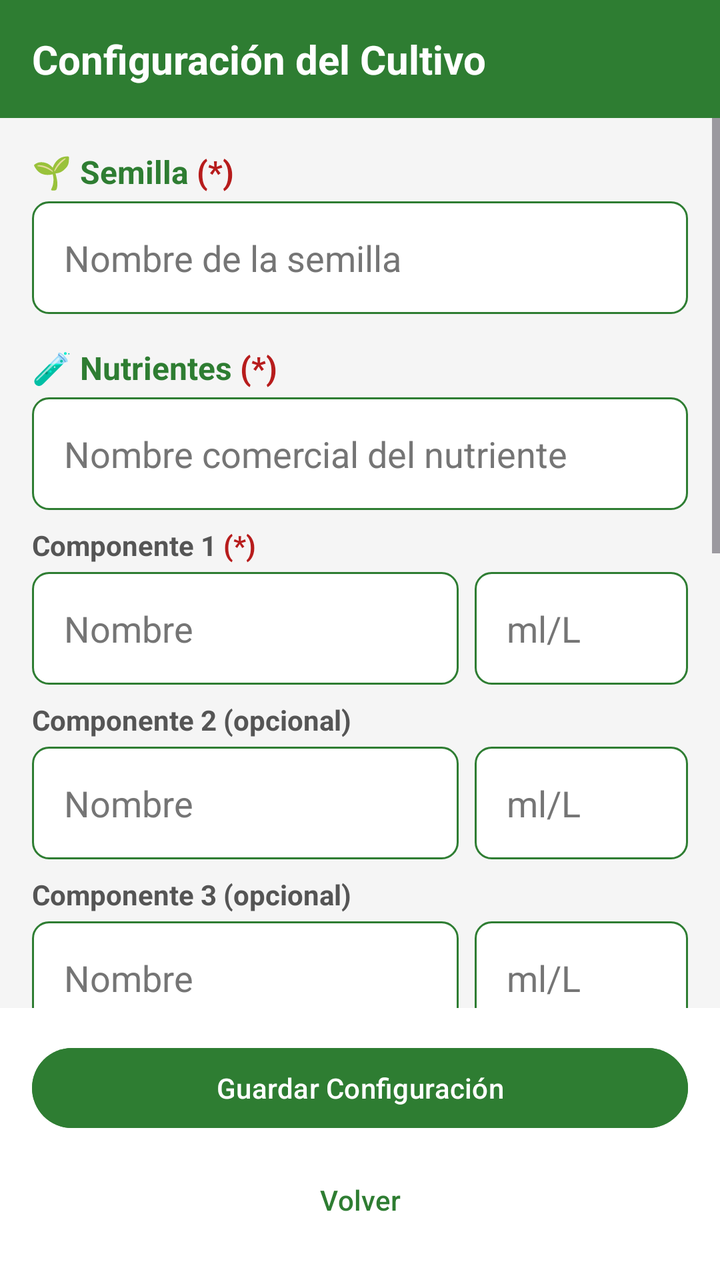
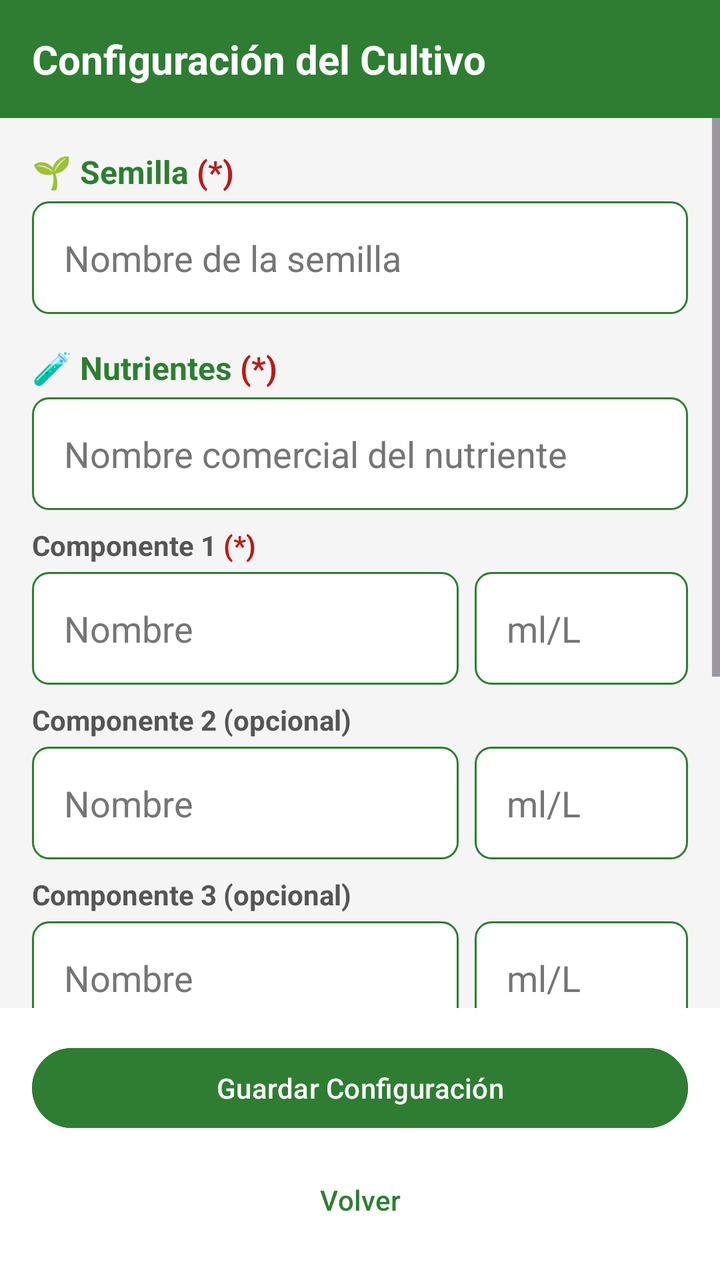

Two renders of the same Android screen: before a commit and after it. Below are the layout's source before the change and the commit's diff.
<!-- AndroidManifest.xml: application theme Theme.HueraDelValle -->
<!-- res/layout/activity_configuracion_cultivo.xml -->
<?xml version="1.0" encoding="utf-8"?>
<LinearLayout xmlns:android="http://schemas.android.com/apk/res/android"
    android:layout_width="match_parent"
    android:layout_height="match_parent"
    android:orientation="vertical"
    android:background="#F5F5F5">

    
    <LinearLayout
        android:layout_width="match_parent"
        android:layout_height="wrap_content"
        android:background="#2E7D32"
        android:padding="16dp">

        <TextView
            android:layout_width="match_parent"
            android:layout_height="wrap_content"
            android:text="Configuración del Cultivo"
            android:textColor="#FFFFFF"
            android:textSize="20sp"
            android:textStyle="bold"/>

    </LinearLayout>

    
    <ScrollView
        android:layout_width="match_parent"
        android:layout_height="0dp"
        android:layout_weight="1">

        <LinearLayout
            android:layout_width="match_parent"
            android:layout_height="wrap_content"
            android:orientation="vertical"
            android:padding="16dp">

            
            <LinearLayout
                android:layout_width="match_parent"
                android:layout_height="wrap_content"
                android:orientation="horizontal"
                android:layout_marginBottom="4dp">

                <TextView
                    android:layout_width="wrap_content"
                    android:layout_height="wrap_content"
                    android:text="🌱 Semilla "
                    android:textColor="#2E7D32"
                    android:textSize="16sp"
                    android:textStyle="bold"/>

                <TextView
                    android:layout_width="wrap_content"
                    android:layout_height="wrap_content"
                    android:text="(*)"
                    android:textColor="#B71C1C"
                    android:textSize="16sp"
                    android:textStyle="bold"/>

            </LinearLayout>

            <EditText
                android:id="@+id/etNombreSemilla"
                android:layout_width="match_parent"
                android:layout_height="wrap_content"
                android:hint="Nombre de la semilla"
                android:inputType="text"
                android:maxLength="100"
                android:background="@drawable/bg_input"
                android:padding="16dp"
                android:textColor="#212121"
                android:textColorHint="#757575"
                android:layout_marginBottom="16dp"/>

            
            <LinearLayout
                android:layout_width="match_parent"
                android:layout_height="wrap_content"
                android:orientation="horizontal"
                android:layout_marginBottom="4dp">

                <TextView
                    android:layout_width="wrap_content"
                    android:layout_height="wrap_content"
                    android:text="🧪 Nutrientes "
                    android:textColor="#2E7D32"
                    android:textSize="16sp"
                    android:textStyle="bold"/>

                <TextView
                    android:layout_width="wrap_content"
                    android:layout_height="wrap_content"
                    android:text="(*)"
                    android:textColor="#B71C1C"
                    android:textSize="16sp"
                    android:textStyle="bold"/>

            </LinearLayout>

            <EditText
                android:id="@+id/etNombreNutriente"
                android:layout_width="match_parent"
                android:layout_height="wrap_content"
                android:hint="Nombre comercial del nutriente"
                android:inputType="text"
                android:maxLength="100"
                android:background="@drawable/bg_input"
                android:padding="16dp"
                android:textColor="#212121"
                android:textColorHint="#757575"
                android:layout_marginBottom="8dp"/>

            
            <LinearLayout
                android:layout_width="match_parent"
                android:layout_height="wrap_content"
                android:orientation="horizontal"
                android:layout_marginBottom="4dp">

                <TextView
                    android:layout_width="wrap_content"
                    android:layout_height="wrap_content"
                    android:text="Componente 1 "
                    android:textColor="#555555"
                    android:textStyle="bold"/>

                <TextView
                    android:layout_width="wrap_content"
                    android:layout_height="wrap_content"
                    android:text="(*)"
                    android:textColor="#B71C1C"
                    android:textStyle="bold"/>

            </LinearLayout>

            <LinearLayout
                android:layout_width="match_parent"
                android:layout_height="wrap_content"
                android:orientation="horizontal"
                android:layout_marginBottom="8dp">

                <EditText
                    android:id="@+id/etComponente1Nombre"
                    android:layout_width="0dp"
                    android:layout_height="wrap_content"
                    android:layout_weight="2"
                    android:hint="Nombre"
                    android:maxLength="100"
                    android:background="@drawable/bg_input"
                    android:padding="16dp"
                    android:textColor="#212121"
                    android:textColorHint="#757575"
                    android:layout_marginEnd="8dp"/>

                <EditText
                    android:id="@+id/etComponente1Cantidad"
                    android:layout_width="0dp"
                    android:layout_height="wrap_content"
                    android:layout_weight="1"
                    android:hint="ml/L"
                    android:inputType="numberDecimal"
                    android:background="@drawable/bg_input"
                    android:padding="16dp"
                    android:textColor="#212121"
                    android:textColorHint="#757575"/>

            </LinearLayout>

            
            <TextView
                android:layout_width="match_parent"
                android:layout_height="wrap_content"
                android:text="Componente 2 (opcional)"
                android:textColor="#555555"
                android:textStyle="bold"
                android:layout_marginBottom="4dp"/>

            <LinearLayout
                android:layout_width="match_parent"
                android:layout_height="wrap_content"
                android:orientation="horizontal"
                android:layout_marginBottom="8dp">

                <EditText
                    android:id="@+id/etComponente2Nombre"
                    android:layout_width="0dp"
                    android:layout_height="wrap_content"
                    android:layout_weight="2"
                    android:hint="Nombre"
                    android:maxLength="100"
                    android:background="@drawable/bg_input"
                    android:padding="16dp"
                    android:textColor="#212121"
                    android:textColorHint="#757575"
                    android:layout_marginEnd="8dp"/>

                <EditText
                    android:id="@+id/etComponente2Cantidad"
                    android:layout_width="0dp"
                    android:layout_height="wrap_content"
                    android:layout_weight="1"
                    android:hint="ml/L"
                    android:inputType="numberDecimal"
                    android:background="@drawable/bg_input"
                    android:padding="16dp"
                    android:textColor="#212121"
                    android:textColorHint="#757575"/>

            </LinearLayout>

            
            <TextView
                android:layout_width="match_parent"
                android:layout_height="wrap_content"
                android:text="Componente 3 (opcional)"
                android:textColor="#555555"
                android:textStyle="bold"
                android:layout_marginBottom="4dp"/>

            <LinearLayout
                android:layout_width="match_parent"
                android:layout_height="wrap_content"
                android:orientation="horizontal"
                android:layout_marginBottom="16dp">

                <EditText
                    android:id="@+id/etComponente3Nombre"
                    android:layout_width="0dp"
                    android:layout_height="wrap_content"
                    android:layout_weight="2"
                    android:hint="Nombre"
                    android:maxLength="100"
                    android:background="@drawable/bg_input"
                    android:padding="16dp"
                    android:textColor="#212121"
                    android:textColorHint="#757575"
                    android:layout_marginEnd="8dp"/>

                <EditText
                    android:id="@+id/etComponente3Cantidad"
                    android:layout_width="0dp"
                    android:layout_height="wrap_content"
                    android:layout_weight="1"
                    android:hint="ml/L"
                    android:inputType="numberDecimal"
                    android:background="@drawable/bg_input"
                    android:padding="16dp"
                    android:textColor="#212121"
                    android:textColorHint="#757575"/>

            </LinearLayout>

            
            <LinearLayout
                android:layout_width="match_parent"
                android:layout_height="wrap_content"
                android:orientation="horizontal"
                android:layout_marginBottom="4dp">

                <TextView
                    android:layout_width="wrap_content"
                    android:layout_height="wrap_content"
                    android:text="⚗️ Configuración pH "
                    android:textColor="#2E7D32"
                    android:textSize="16sp"
                    android:textStyle="bold"/>

                <TextView
                    android:layout_width="wrap_content"
                    android:layout_height="wrap_content"
                    android:text="(*) "
                    android:textColor="#B71C1C"
                    android:textSize="16sp"
                    android:textStyle="bold"/>

                <TextView
                    android:id="@+id/tvTooltipPh"
                    android:layout_width="wrap_content"
                    android:layout_height="wrap_content"
                    android:text="(?)"
                    android:textColor="#1565C0"
                    android:textSize="16sp"
                    android:textStyle="bold"/>

            </LinearLayout>

            <LinearLayout
                android:layout_width="match_parent"
                android:layout_height="wrap_content"
                android:orientation="horizontal"
                android:layout_marginBottom="16dp">

                <EditText
                    android:id="@+id/etPhMinimo"
                    android:layout_width="0dp"
                    android:layout_height="wrap_content"
                    android:layout_weight="1"
                    android:hint="pH mínimo (0-14)"
                    android:inputType="numberDecimal"
                    android:background="@drawable/bg_input"
                    android:padding="16dp"
                    android:textColor="#212121"
                    android:textColorHint="#757575"
                    android:layout_marginEnd="8dp"/>

                <EditText
                    android:id="@+id/etPhMaximo"
                    android:layout_width="0dp"
                    android:layout_height="wrap_content"
                    android:layout_weight="1"
                    android:hint="pH máximo (0-14)"
                    android:inputType="numberDecimal"
                    android:background="@drawable/bg_input"
                    android:padding="16dp"
                    android:textColor="#212121"
                    android:textColorHint="#757575"/>

            </LinearLayout>

            
            <LinearLayout
                android:layout_width="match_parent"
                android:layout_height="wrap_content"
                android:orientation="horizontal"
                android:layout_marginBottom="4dp">

                <TextView
                    android:layout_width="wrap_content"
                    android:layout_height="wrap_content"
                    android:text="📊 Configuración TDS "
                    android:textColor="#2E7D32"
                    android:textSize="16sp"
                    android:textStyle="bold"/>

                <TextView
                    android:layout_width="wrap_content"
                    android:layout_height="wrap_content"
                    android:text="(*) "
                    android:textColor="#B71C1C"
                    android:textSize="16sp"
                    android:textStyle="bold"/>

                <TextView
                    android:id="@+id/tvTooltipTds"
                    android:layout_width="wrap_content"
                    android:layout_height="wrap_content"
                    android:text="(?)"
                    android:textColor="#1565C0"
                    android:textSize="16sp"
                    android:textStyle="bold"/>

            </LinearLayout>

            <LinearLayout
                android:layout_width="match_parent"
                android:layout_height="wrap_content"
                android:orientation="horizontal"
                android:layout_marginBottom="16dp">

                <EditText
                    android:id="@+id/etTdsMinimo"
                    android:layout_width="0dp"
                    android:layout_height="wrap_content"
                    android:layout_weight="1"
                    android:hint="TDS mínimo (ppm)"
                    android:inputType="number"
                    android:background="@drawable/bg_input"
                    android:padding="16dp"
                    android:textColor="#212121"
                    android:textColorHint="#757575"
                    android:layout_marginEnd="8dp"/>

                <EditText
                    android:id="@+id/etTdsMaximo"
                    android:layout_width="0dp"
                    android:layout_height="wrap_content"
                    android:layout_weight="1"
                    android:hint="TDS máximo (ppm)"
                    android:inputType="number"
                    android:background="@drawable/bg_input"
                    android:padding="16dp"
                    android:textColor="#212121"
                    android:textColorHint="#757575"/>

            </LinearLayout>

            
            <LinearLayout
                android:layout_width="match_parent"
                android:layout_height="wrap_content"
                android:orientation="horizontal"
                android:layout_marginBottom="4dp">

                <TextView
                    android:layout_width="wrap_content"
                    android:layout_height="wrap_content"
                    android:text="💧 Configuración Riego "
                    android:textColor="#2E7D32"
                    android:textSize="16sp"
                    android:textStyle="bold"/>

                <TextView
                    android:layout_width="wrap_content"
                    android:layout_height="wrap_content"
                    android:text="(*)"
                    android:textColor="#B71C1C"
                    android:textSize="16sp"
                    android:textStyle="bold"/>

            </LinearLayout>

            
            <TextView
                android:layout_width="match_parent"
                android:layout_height="wrap_content"
                android:text="Horas totales de riego por día"
                android:textColor="#555555"
                android:textStyle="bold"
                android:textSize="13sp"
                android:layout_marginBottom="4dp"/>

            <EditText
                android:id="@+id/etHorasRiego"
                android:layout_width="match_parent"
                android:layout_height="wrap_content"
                android:hint="Ej: 3 horas"
                android:inputType="numberDecimal"
                android:background="@drawable/bg_input"
                android:padding="16dp"
                android:textColor="#212121"
                android:textColorHint="#757575"
                android:layout_marginBottom="12dp"/>

            
            <LinearLayout
                android:layout_width="match_parent"
                android:layout_height="wrap_content"
                android:orientation="horizontal"
                android:layout_marginBottom="4dp">

                <TextView
                    android:layout_width="wrap_content"
                    android:layout_height="wrap_content"
                    android:text="Riegos por día "
                    android:textColor="#555555"
                    android:textStyle="bold"
                    android:textSize="13sp"/>

                <TextView
                    android:id="@+id/tvTooltipRiego"
                    android:layout_width="wrap_content"
                    android:layout_height="wrap_content"
                    android:text="(?)"
                    android:textColor="#1565C0"
                    android:textSize="13sp"
                    android:textStyle="bold"/>

            </LinearLayout>

            <EditText
                android:id="@+id/etRiegosPorDia"
                android:layout_width="match_parent"
                android:layout_height="wrap_content"
                android:hint="Ej: 2 veces por día"
                android:inputType="number"
                android:background="@drawable/bg_input"
                android:padding="16dp"
                android:textColor="#212121"
                android:textColorHint="#757575"
                android:layout_marginBottom="8dp"/>

            
            <TextView
                android:layout_width="match_parent"
                android:layout_height="wrap_content"
                android:text="(*) Campos obligatorios"
                android:textSize="11sp"
                android:textColor="#B71C1C"
                android:layout_marginBottom="8dp"/>

        </LinearLayout>

    </ScrollView>

    
    <LinearLayout
        android:layout_width="match_parent"
        android:layout_height="wrap_content"
        android:orientation="vertical"
        android:padding="16dp"
        android:background="#FFFFFF">

        <Button
            android:id="@+id/btnGuardarConfiguracion"
            android:layout_width="match_parent"
            android:layout_height="wrap_content"
            android:text="Guardar Configuración"
            android:backgroundTint="#2E7D32"
            android:textColor="#FFFFFF"
            android:layout_marginBottom="8dp"/>

        <Button
            android:id="@+id/btnVolverConfiguracion"
            android:layout_width="match_parent"
            android:layout_height="wrap_content"
            android:text="Volver"
            android:backgroundTint="#FFFFFF"
            android:textColor="#2E7D32"/>

    </LinearLayout>

</LinearLayout>
<!-- resources referenced by this layout -->
<resources>
  <!-- drawable bg_input (drawable) -->
  <?xml version="1.0" encoding="utf-8"?>
  <shape xmlns:android="http://schemas.android.com/apk/res/android"
      android:shape="rectangle">
  
      <solid android:color="#FFFFFF"/>
  
      <stroke
          android:width="1dp"
          android:color="#2E7D32"/>
  
      <corners android:radius="8dp"/>
  
  </shape>
  <style name="Theme.HueraDelValle" parent="Base.Theme.HueraDelValle" />
  <style name="Base.Theme.HueraDelValle" parent="Theme.Material3.DayNight.NoActionBar">
          
          
      </style>
</resources>

<!-- the commit's change to res/layout/activity_configuracion_cultivo.xml (unified diff, before → after) -->
@@ -385,91 +385,6 @@
             </LinearLayout>
 
             
-            <LinearLayout
-                android:layout_width="match_parent"
-                android:layout_height="wrap_content"
-                android:orientation="horizontal"
-                android:layout_marginBottom="4dp">
-
-                <TextView
-                    android:layout_width="wrap_content"
-                    android:layout_height="wrap_content"
-                    android:text="💧 Configuración Riego "
-                    android:textColor="#2E7D32"
-                    android:textSize="16sp"
-                    android:textStyle="bold"/>
-
-                <TextView
-                    android:layout_width="wrap_content"
-                    android:layout_height="wrap_content"
-                    android:text="(*)"
-                    android:textColor="#B71C1C"
-                    android:textSize="16sp"
-                    android:textStyle="bold"/>
-
-            </LinearLayout>
-
-            
-            <TextView
-                android:layout_width="match_parent"
-                android:layout_height="wrap_content"
-                android:text="Horas totales de riego por día"
-                android:textColor="#555555"
-                android:textStyle="bold"
-                android:textSize="13sp"
-                android:layout_marginBottom="4dp"/>
-
-            <EditText
-                android:id="@+id/etHorasRiego"
-                android:layout_width="match_parent"
-                android:layout_height="wrap_content"
-                android:hint="Ej: 3 horas"
-                android:inputType="numberDecimal"
-                android:background="@drawable/bg_input"
-                android:padding="16dp"
-                android:textColor="#212121"
-                android:textColorHint="#757575"
-                android:layout_marginBottom="12dp"/>
-
-            
-            <LinearLayout
-                android:layout_width="match_parent"
-                android:layout_height="wrap_content"
-                android:orientation="horizontal"
-                android:layout_marginBottom="4dp">
-
-                <TextView
-                    android:layout_width="wrap_content"
-                    android:layout_height="wrap_content"
-                    android:text="Riegos por día "
-                    android:textColor="#555555"
-                    android:textStyle="bold"
-                    android:textSize="13sp"/>
-
-                <TextView
-                    android:id="@+id/tvTooltipRiego"
-                    android:layout_width="wrap_content"
-                    android:layout_height="wrap_content"
-                    android:text="(?)"
-                    android:textColor="#1565C0"
-                    android:textSize="13sp"
-                    android:textStyle="bold"/>
-
-            </LinearLayout>
-
-            <EditText
-                android:id="@+id/etRiegosPorDia"
-                android:layout_width="match_parent"
-                android:layout_height="wrap_content"
-                android:hint="Ej: 2 veces por día"
-                android:inputType="number"
-                android:background="@drawable/bg_input"
-                android:padding="16dp"
-                android:textColor="#212121"
-                android:textColorHint="#757575"
-                android:layout_marginBottom="8dp"/>
-
-            
             <TextView
                 android:layout_width="match_parent"
                 android:layout_height="wrap_content"
